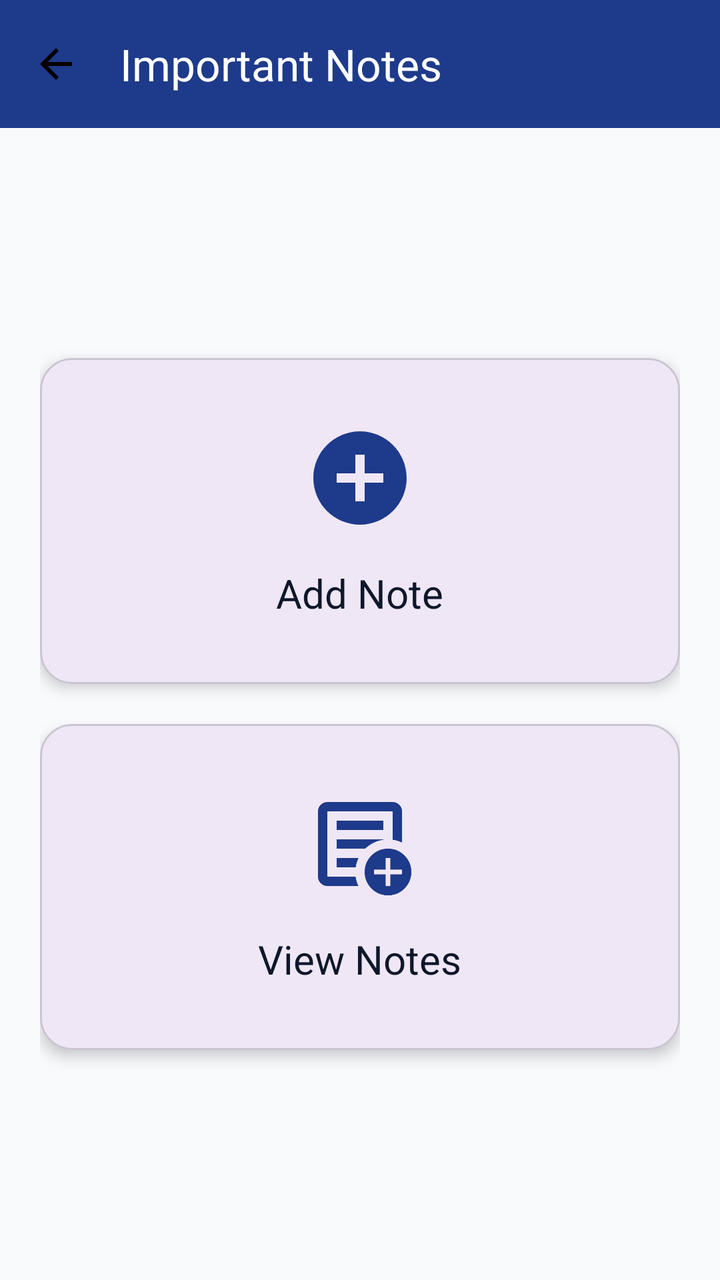
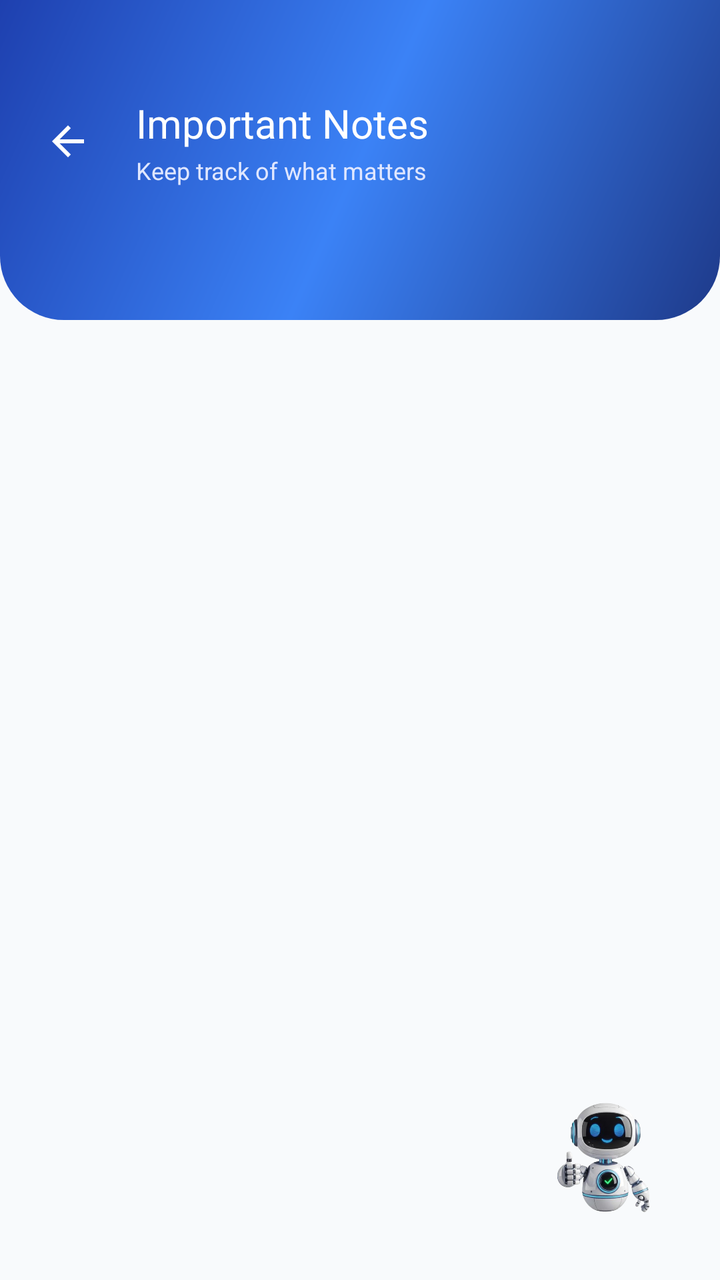

Two renders of the same Android screen: before a commit and after it. Below are the layout's source before the change and the commit's diff.
<!-- AndroidManifest.xml: application theme Theme.FinanceTracker -->
<!-- res/layout/activity_notes.xml -->
<?xml version="1.0" encoding="utf-8"?>
<androidx.constraintlayout.widget.ConstraintLayout xmlns:android="http://schemas.android.com/apk/res/android"
    xmlns:app="http://schemas.android.com/apk/res-auto"
    android:layout_width="match_parent"
    android:layout_height="match_parent"
    android:background="@color/background_primary">

    <androidx.appcompat.widget.Toolbar
        android:id="@+id/toolbarNotes"
        android:layout_width="match_parent"
        android:layout_height="?attr/actionBarSize"
        android:background="@color/primary_blue"
        app:title="Important Notes"
        app:titleTextColor="@color/white"
        app:navigationIcon="@drawable/ic_arrow_back"
        app:layout_constraintTop_toTopOf="parent"/>

    <LinearLayout
        android:layout_width="match_parent"
        android:layout_height="0dp"
        android:orientation="vertical"
        android:padding="20dp"
        android:gravity="center"
        app:layout_constraintTop_toBottomOf="@id/toolbarNotes"
        app:layout_constraintBottom_toBottomOf="parent">

        <com.google.android.material.card.MaterialCardView
            android:id="@+id/cardAddNote"
            android:layout_width="match_parent"
            android:layout_height="wrap_content"
            android:layout_marginBottom="20dp"
            app:cardCornerRadius="16dp"
            app:cardElevation="4dp"
            android:clickable="true"
            android:focusable="true"
            android:foreground="?attr/selectableItemBackground">

            <LinearLayout
                android:layout_width="match_parent"
                android:layout_height="wrap_content"
                android:orientation="vertical"
                android:padding="32dp"
                android:gravity="center">

                <ImageView
                    android:layout_width="56dp"
                    android:layout_height="56dp"
                    android:src="@drawable/ic_add"
                    app:tint="@color/primary_blue"/>

                <TextView
                    android:layout_width="wrap_content"
                    android:layout_height="wrap_content"
                    android:text="Add Note"
                    android:textSize="20sp"
                    android:fontFamily="sans-serif-bold"
                    android:textColor="@color/text_primary"
                    android:layout_marginTop="16dp"/>
            </LinearLayout>
        </com.google.android.material.card.MaterialCardView>

        <com.google.android.material.card.MaterialCardView
            android:id="@+id/cardViewNotes"
            android:layout_width="match_parent"
            android:layout_height="wrap_content"
            app:cardCornerRadius="16dp"
            app:cardElevation="4dp"
            android:clickable="true"
            android:focusable="true"
            android:foreground="?attr/selectableItemBackground">

            <LinearLayout
                android:layout_width="match_parent"
                android:layout_height="wrap_content"
                android:orientation="vertical"
                android:padding="32dp"
                android:gravity="center">

                <ImageView
                    android:layout_width="56dp"
                    android:layout_height="56dp"
                    android:src="@drawable/ic_note_24"
                    app:tint="@color/primary_blue"/>

                <TextView
                    android:layout_width="wrap_content"
                    android:layout_height="wrap_content"
                    android:text="View Notes"
                    android:textSize="20sp"
                    android:fontFamily="sans-serif-bold"
                    android:textColor="@color/text_primary"
                    android:layout_marginTop="16dp"/>
            </LinearLayout>
        </com.google.android.material.card.MaterialCardView>

    </LinearLayout>

</androidx.constraintlayout.widget.ConstraintLayout>
<!-- resources referenced by this layout -->
<resources>
  <color name="background_primary">#F8FAFC</color>
  <color name="primary_blue">#1E3A8A</color>
  <color name="text_primary">#0F172A</color>
  <color name="white">#FFFFFFFF</color>
  <!-- drawable ic_add (drawable) -->
  <vector xmlns:android="http://schemas.android.com/apk/res/android" android:height="24dp" android:tint="#000000" android:viewportHeight="24" android:viewportWidth="24" android:width="24dp">
        
      <path android:fillColor="@android:color/white" android:pathData="M12,2C6.48,2 2,6.48 2,12s4.48,10 10,10 10,-4.48 10,-10S17.52,2 12,2zM17,13h-4v4h-2v-4L7,13v-2h4L11,7h2v4h4v2z"/>
      
  </vector>
  <!-- drawable ic_arrow_back (drawable) -->
  <vector xmlns:android="http://schemas.android.com/apk/res/android"
      android:width="24dp"
      android:height="24dp"
      android:viewportWidth="24"
      android:viewportHeight="24">
      <path
          android:fillColor="#000000"
          android:pathData="M20,11H7.83l5.59,-5.59L12,4l-8,8 8,8 1.41,-1.41L7.83,13H20v-2z"/>
  </vector>
  <!-- drawable ic_note_24 (drawable) -->
  <vector xmlns:android="http://schemas.android.com/apk/res/android" android:height="24dp" android:tint="#000000" android:viewportHeight="960" android:viewportWidth="960" android:width="24dp">
        
      <path android:fillColor="@android:color/white" android:pathData="M200,840Q167,840 143.5,816.5Q120,793 120,760L120,200Q120,167 143.5,143.5Q167,120 200,120L760,120Q793,120 816.5,143.5Q840,167 840,200L840,468Q821,459 801,452.5Q781,446 760,443L760,200Q760,200 760,200Q760,200 760,200L200,200Q200,200 200,200Q200,200 200,200L200,760Q200,760 200,760Q200,760 200,760L442,760Q445,782 451.5,802Q458,822 467,840L200,840ZM200,720Q200,731 200,740.5Q200,750 200,760L200,760Q200,760 200,760Q200,760 200,760L200,200Q200,200 200,200Q200,200 200,200L200,200Q200,200 200,200Q200,200 200,200L200,443Q200,441 200,440.5Q200,440 200,440Q200,440 200,522Q200,604 200,720ZM280,680L443,680Q446,659 452.5,639Q459,619 467,600L280,600L280,680ZM280,520L524,520Q556,490 595.5,470Q635,450 680,443L680,440L280,440L280,520ZM280,360L680,360L680,280L280,280L280,360ZM720,920Q637,920 578.5,861.5Q520,803 520,720Q520,637 578.5,578.5Q637,520 720,520Q803,520 861.5,578.5Q920,637 920,720Q920,803 861.5,861.5Q803,920 720,920ZM700,840L740,840L740,740L840,740L840,700L740,700L740,600L700,600L700,700L600,700L600,740L700,740L700,840Z"/>
      
  </vector>
  <style name="Theme.FinanceTracker" parent="Base.Theme.FinanceTracker" />
  <style name="Base.Theme.FinanceTracker" parent="Theme.Material3.DayNight.NoActionBar">
          
          
      </style>
</resources>

<!-- the commit's change to res/layout/activity_notes.xml (unified diff, before → after) -->
@@ -5,94 +5,253 @@
     android:layout_height="match_parent"
     android:background="@color/background_primary">
 
-    <androidx.appcompat.widget.Toolbar
-        android:id="@+id/toolbarNotes"
+    
+    <View
+        android:id="@+id/headerBackground"
         android:layout_width="match_parent"
-        android:layout_height="?attr/actionBarSize"
-        android:background="@color/primary_blue"
-        app:title="Important Notes"
-        app:titleTextColor="@color/white"
-        app:navigationIcon="@drawable/ic_arrow_back"
-        app:layout_constraintTop_toTopOf="parent"/>
+        android:layout_height="160dp"
+        android:background="@drawable/bg_header_gradient"
+        app:layout_constraintTop_toTopOf="parent" />
 
     <LinearLayout
+        android:id="@+id/customHeader"
+        android:layout_width="match_parent"
+        android:layout_height="wrap_content"
+        android:orientation="horizontal"
+        android:gravity="center_vertical"
+        android:paddingHorizontal="12dp"
+        android:paddingTop="48dp"
+        android:paddingBottom="16dp"
+        app:layout_constraintTop_toTopOf="parent">
+
+        <ImageView
+            android:id="@+id/btnBackNotes"
+            android:layout_width="44dp"
+            android:layout_height="44dp"
+            android:padding="10dp"
+            android:src="@drawable/ic_arrow_back"
+            android:background="@drawable/bg_ripple_circle_white"
+            android:clickable="true"
+            android:focusable="true"
+            app:tint="#FFFFFF" />
+
+        <LinearLayout
+            android:layout_width="wrap_content"
+            android:layout_height="wrap_content"
+            android:orientation="vertical"
+            android:layout_marginStart="12dp">
+
+            <TextView
+                android:layout_width="wrap_content"
+                android:layout_height="wrap_content"
+                android:text="Important Notes"
+                android:textColor="#FFFFFF"
+                android:textSize="20sp"
+                android:fontFamily="sans-serif-bold"/>
+
+            <TextView
+                android:layout_width="wrap_content"
+                android:layout_height="wrap_content"
+                android:text="Keep track of what matters"
+                android:textColor="#E0E7FF"
+                android:textSize="12sp"
+                android:layout_marginTop="2dp"/>
+        </LinearLayout>
+    </LinearLayout>
+
+    <androidx.core.widget.NestedScrollView
         android:layout_width="match_parent"
         android:layout_height="0dp"
-        android:orientation="vertical"
-        android:padding="20dp"
-        android:gravity="center"
-        app:layout_constraintTop_toBottomOf="@id/toolbarNotes"
+        android:fillViewport="true"
+        android:clipToPadding="false"
+        app:layout_constraintTop_toBottomOf="@id/headerBackground"
         app:layout_constraintBottom_toBottomOf="parent">
 
-        <com.google.android.material.card.MaterialCardView
-            android:id="@+id/cardAddNote"
+        <LinearLayout
             android:layout_width="match_parent"
             android:layout_height="wrap_content"
-            android:layout_marginBottom="20dp"
-            app:cardCornerRadius="16dp"
-            app:cardElevation="4dp"
-            android:clickable="true"
-            android:focusable="true"
-            android:foreground="?attr/selectableItemBackground">
-
+            android:orientation="vertical"
+            android:padding="20dp">
+
+            
+            <com.google.android.material.card.MaterialCardView
+                android:id="@+id/cardAddNote"
+                android:layout_width="match_parent"
+                android:layout_height="wrap_content"
+                android:layout_marginTop="4dp"
+                app:cardCornerRadius="18dp"
+                app:cardElevation="4dp"
+                app:cardBackgroundColor="#FFFFFF"
+                android:clickable="true"
+                android:focusable="true"
+                android:foreground="?attr/selectableItemBackground"
+                android:alpha="0"
+                android:translationY="24dp">
+
+                <LinearLayout
+                    android:layout_width="match_parent"
+                    android:layout_height="wrap_content"
+                    android:orientation="horizontal"
+                    android:gravity="center_vertical"
+                    android:padding="20dp">
+
+                    <com.google.android.material.card.MaterialCardView
+                        android:layout_width="56dp"
+                        android:layout_height="56dp"
+                        app:cardBackgroundColor="#EEF0FD"
+                        app:cardCornerRadius="16dp"
+                        app:cardElevation="0dp">
+
+                        <ImageView
+                            android:layout_width="match_parent"
+                            android:layout_height="match_parent"
+                            android:padding="14dp"
+                            android:src="@drawable/ic_add"
+                            app:tint="@color/primary_blue"/>
+                    </com.google.android.material.card.MaterialCardView>
+
+                    <LinearLayout
+                        android:layout_width="0dp"
+                        android:layout_weight="1"
+                        android:layout_height="wrap_content"
+                        android:orientation="vertical"
+                        android:layout_marginStart="16dp">
+
+                        <TextView
+                            android:layout_width="wrap_content"
+                            android:layout_height="wrap_content"
+                            android:text="Add Note"
+                            android:textSize="17sp"
+                            android:fontFamily="sans-serif-bold"
+                            android:textColor="@color/text_primary"/>
+
+                        <TextView
+                            android:layout_width="wrap_content"
+                            android:layout_height="wrap_content"
+                            android:layout_marginTop="2dp"
+                            android:text="Create a reminder or lending note"
+                            android:textSize="12sp"
+                            android:textColor="@color/text_secondary"/>
+                    </LinearLayout>
+
+                    <ImageView
+                        android:layout_width="22dp"
+                        android:layout_height="22dp"
+                        android:src="@drawable/ic_chevron_right"
+                        app:tint="#B9BEDB"/>
+                </LinearLayout>
+            </com.google.android.material.card.MaterialCardView>
+
+            
+            <com.google.android.material.card.MaterialCardView
+                android:id="@+id/cardViewNotes"
+                android:layout_width="match_parent"
+                android:layout_height="wrap_content"
+                android:layout_marginTop="16dp"
+                app:cardCornerRadius="18dp"
+                app:cardElevation="4dp"
+                app:cardBackgroundColor="#FFFFFF"
+                android:clickable="true"
+                android:focusable="true"
+                android:foreground="?attr/selectableItemBackground"
+                android:alpha="0"
+                android:translationY="24dp">
+
+                <LinearLayout
+                    android:layout_width="match_parent"
+                    android:layout_height="wrap_content"
+                    android:orientation="horizontal"
+                    android:gravity="center_vertical"
+                    android:padding="20dp">
+
+                    <com.google.android.material.card.MaterialCardView
+                        android:layout_width="56dp"
+                        android:layout_height="56dp"
+                        app:cardBackgroundColor="#DBEAFE"
+                        app:cardCornerRadius="16dp"
+                        app:cardElevation="0dp">
+
+                        <ImageView
+                            android:layout_width="match_parent"
+                            android:layout_height="match_parent"
+                            android:padding="14dp"
+                            android:src="@drawable/ic_note_24"
+                            app:tint="#2563EB"/>
+                    </com.google.android.material.card.MaterialCardView>
+
+                    <LinearLayout
+                        android:layout_width="0dp"
+                        android:layout_weight="1"
+                        android:layout_height="wrap_content"
+                        android:orientation="vertical"
+                        android:layout_marginStart="16dp">
+
+                        <TextView
+                            android:layout_width="wrap_content"
+                            android:layout_height="wrap_content"
+                            android:text="View Notes"
+                            android:textSize="17sp"
+                            android:fontFamily="sans-serif-bold"
+                            android:textColor="@color/text_primary"/>
+
+                        <TextView
+                            android:layout_width="wrap_content"
+                            android:layout_height="wrap_content"
+                            android:layout_marginTop="2dp"
+                            android:text="Browse and manage all saved notes"
+                            android:textSize="12sp"
+                            android:textColor="@color/text_secondary"/>
+                    </LinearLayout>
+
+                    <ImageView
+                        android:layout_width="22dp"
+                        android:layout_height="22dp"
+                        android:src="@drawable/ic_chevron_right"
+                        app:tint="#B9BEDB"/>
+                </LinearLayout>
+            </com.google.android.material.card.MaterialCardView>
+
+            
             <LinearLayout
                 android:layout_width="match_parent"
                 android:layout_height="wrap_content"
-                android:orientation="vertical"
-                android:padding="32dp"
-                android:gravity="center">
-
-                <ImageView
-                    android:layout_width="56dp"
-                    android:layout_height="56dp"
-                    android:src="@drawable/ic_add"
-                    app:tint="@color/primary_blue"/>
+                android:orientation="horizontal"
+                android:gravity="center"
+                android:layout_marginTop="28dp"
+                android:alpha="0"
+                android:id="@+id/footerHint">
 
                 <TextView
                     android:layout_width="wrap_content"
                     android:layout_height="wrap_content"
-                    android:text="Add Note"
-                    android:textSize="20sp"
-                    android:fontFamily="sans-serif-bold"
-                    android:textColor="@color/text_primary"
-                    android:layout_marginTop="16dp"/>
+                    android:text="💡  Notes help you remember lending, borrowing &amp; reminders"
+                    android:textSize="12sp"
+                    android:textColor="@color/text_secondary"
+                    android:gravity="center"/>
             </LinearLayout>
-        </com.google.android.material.card.MaterialCardView>
-
-        <com.google.android.material.card.MaterialCardView
-            android:id="@+id/cardViewNotes"
-            android:layout_width="match_parent"
-            android:layout_height="wrap_content"
-            app:cardCornerRadius="16dp"
-            app:cardElevation="4dp"
-            android:clickable="true"
-            android:focusable="true"
-            android:foreground="?attr/selectableItemBackground">
-
-            <LinearLayout
-                android:layout_width="match_parent"
-                android:layout_height="wrap_content"
-                android:orientation="vertical"
-                android:padding="32dp"
-                android:gravity="center">
-
-                <ImageView
-                    android:layout_width="56dp"
-                    android:layout_height="56dp"
-                    android:src="@drawable/ic_note_24"
-                    app:tint="@color/primary_blue"/>
-
-                <TextView
-                    android:layout_width="wrap_content"
-                    android:layout_height="wrap_content"
-                    android:text="View Notes"
-                    android:textSize="20sp"
-                    android:fontFamily="sans-serif-bold"
-                    android:textColor="@color/text_primary"
-                    android:layout_marginTop="16dp"/>
-            </LinearLayout>
-        </com.google.android.material.card.MaterialCardView>
-
-    </LinearLayout>
+
+        </LinearLayout>
+    </androidx.core.widget.NestedScrollView>
+
+    
+    <com.google.android.material.floatingactionbutton.FloatingActionButton
+        android:id="@+id/btnAiAssistant"
+        android:layout_width="76dp"
+        android:layout_height="76dp"
+        android:layout_marginEnd="20dp"
+        android:layout_marginBottom="24dp"
+        android:contentDescription="Open AI Finance Assistant"
+        android:src="@drawable/ic_ai_bot_2"
+        android:backgroundTint="@android:color/transparent"
+        app:backgroundTint="@android:color/transparent"
+        app:tint="@null"
+        app:elevation="0dp"
+        app:pressedTranslationZ="0dp"
+        app:borderWidth="0dp"
+        app:rippleColor="@android:color/transparent"
+        app:fabCustomSize="76dp"
+        app:maxImageSize="70dp"
+        app:layout_constraintBottom_toBottomOf="parent"
+        app:layout_constraintEnd_toEndOf="parent" />
 
 </androidx.constraintlayout.widget.ConstraintLayout>
<!-- resource entries referenced after the edit -->
@@ -3,13 +3,36 @@
   <color name="background_primary">#F8FAFC</color>
   <color name="primary_blue">#1E3A8A</color>
   <color name="text_primary">#0F172A</color>
-  <color name="white">#FFFFFFFF</color>
+  <color name="text_secondary">#64748B</color>
+  <!-- drawable bg_header_gradient (drawable) -->
+  <?xml version="1.0" encoding="utf-8"?>
+  <shape xmlns:android="http://schemas.android.com/apk/res/android">
+      <gradient
+          android:startColor="#1E3A8A"
+          android:centerColor="#3B82F6"
+          android:endColor="#1E40AF"
+          android:angle="135"/>
+      <corners
+          android:bottomLeftRadius="32dp"
+          android:bottomRightRadius="32dp"/>
+  </shape>
+  <!-- drawable bg_ripple_circle_white (drawable) -->
+  <?xml version="1.0" encoding="utf-8"?>
+  <ripple xmlns:android="http://schemas.android.com/apk/res/android"
+      android:color="#40FFFFFF">
+      <item>
+          <shape android:shape="oval">
+              <solid android:color="@android:color/transparent"/>
+          </shape>
+      </item>
+  </ripple>
   <!-- drawable ic_add (drawable) -->
   <vector xmlns:android="http://schemas.android.com/apk/res/android" android:height="24dp" android:tint="#000000" android:viewportHeight="24" android:viewportWidth="24" android:width="24dp">
         
       <path android:fillColor="@android:color/white" android:pathData="M12,2C6.48,2 2,6.48 2,12s4.48,10 10,10 10,-4.48 10,-10S17.52,2 12,2zM17,13h-4v4h-2v-4L7,13v-2h4L11,7h2v4h4v2z"/>
       
   </vector>
+  <!-- drawable ic_ai_bot_2: png bitmap (drawable, 186336 bytes) -->
   <!-- drawable ic_arrow_back (drawable) -->
   <vector xmlns:android="http://schemas.android.com/apk/res/android"
       android:width="24dp"
@@ -19,6 +42,16 @@
       <path
           android:fillColor="#000000"
           android:pathData="M20,11H7.83l5.59,-5.59L12,4l-8,8 8,8 1.41,-1.41L7.83,13H20v-2z"/>
+  </vector>
+  <!-- drawable ic_chevron_right (drawable) -->
+  <vector xmlns:android="http://schemas.android.com/apk/res/android"
+      android:width="24dp"
+      android:height="24dp"
+      android:viewportWidth="24"
+      android:viewportHeight="24">
+      <path
+          android:fillColor="#000000"
+          android:pathData="M10,6L8.59,7.41 13.17,12l-4.58,4.59L10,18l6,-6z"/>
   </vector>
   <!-- drawable ic_note_24 (drawable) -->
   <vector xmlns:android="http://schemas.android.com/apk/res/android" android:height="24dp" android:tint="#000000" android:viewportHeight="960" android:viewportWidth="960" android:width="24dp">
